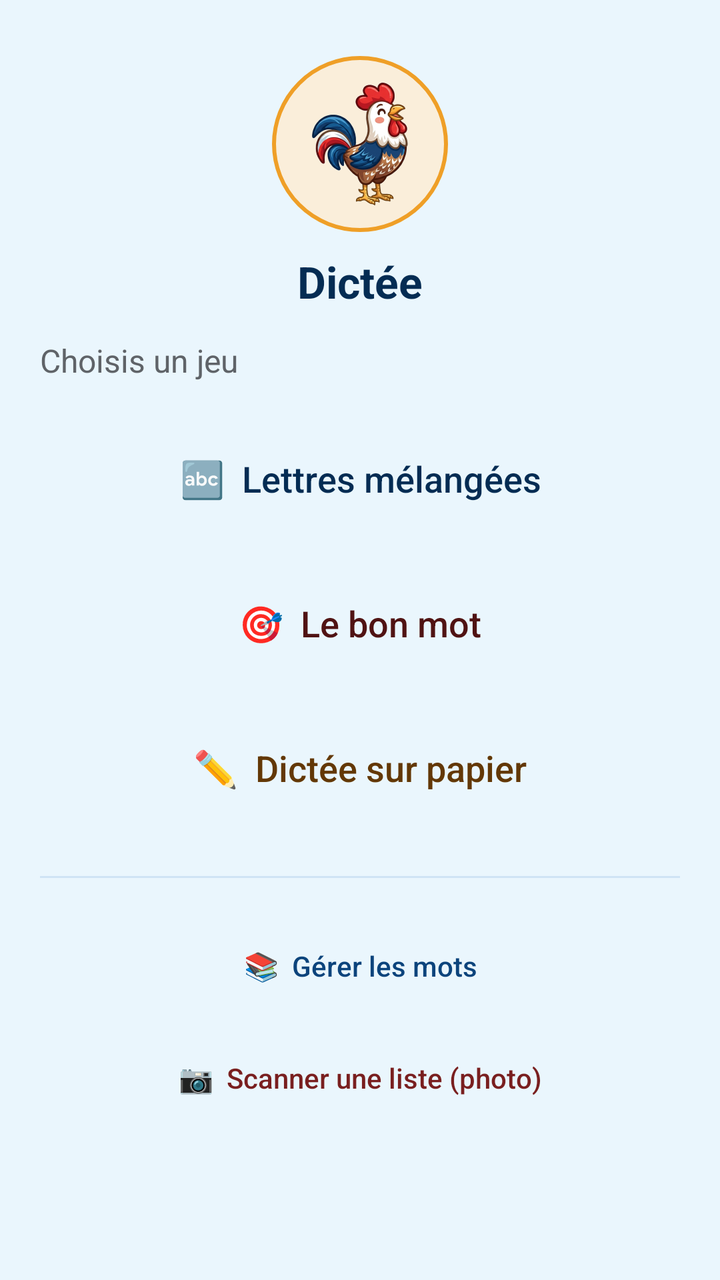
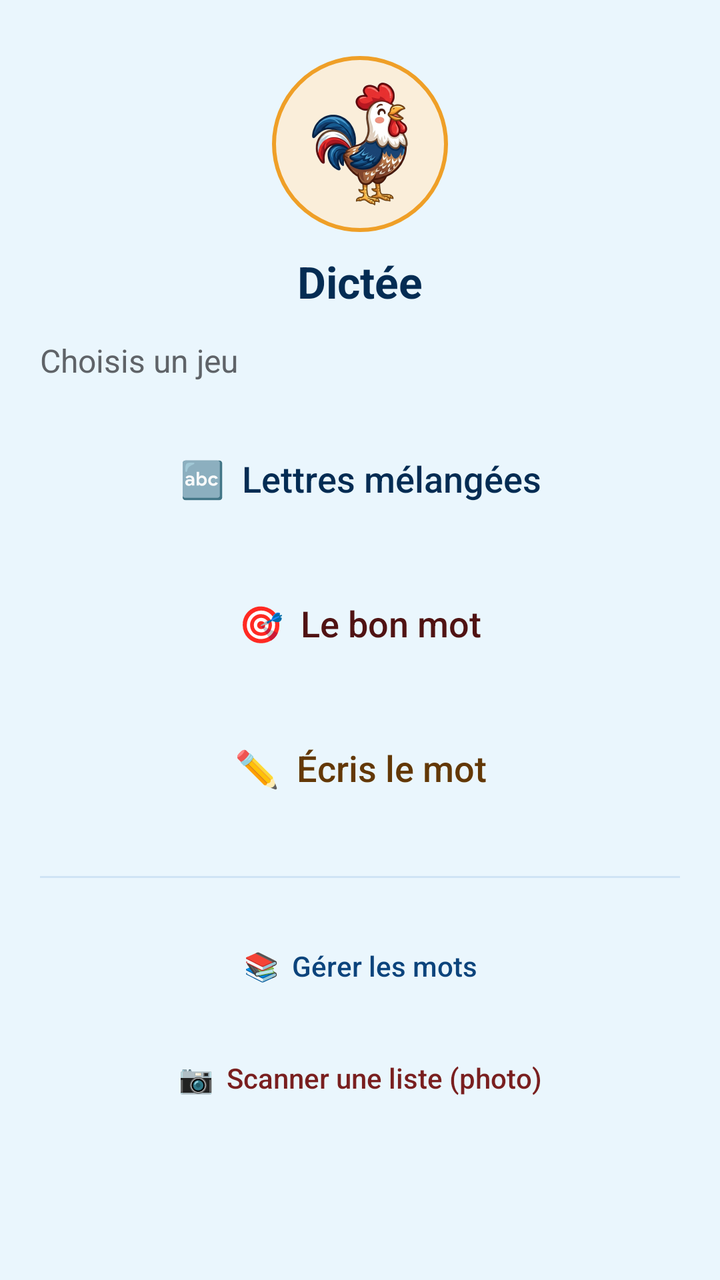

Two renders of the same Android screen: before a commit and after it. Below are the layout's source before the change and the commit's diff.
<!-- AndroidManifest.xml: application theme Theme.FrenchSpelling -->
<!-- res/layout/activity_home.xml -->
<?xml version="1.0" encoding="utf-8"?>
<ScrollView xmlns:android="http://schemas.android.com/apk/res/android"
    xmlns:app="http://schemas.android.com/apk/res-auto"
    android:layout_width="match_parent"
    android:layout_height="match_parent"
    android:fillViewport="true">

    <LinearLayout
        android:layout_width="match_parent"
        android:layout_height="wrap_content"
        android:orientation="vertical"
        android:gravity="center_horizontal"
        android:padding="20dp">

        <FrameLayout
            android:layout_width="88dp"
            android:layout_height="88dp"
            android:layout_marginTop="8dp"
            android:background="@drawable/mascot_ring">

            <ImageView
                android:layout_width="64dp"
                android:layout_height="64dp"
                android:layout_gravity="center"
                android:contentDescription="Mascotte : le coq"
                android:src="@drawable/mascot_rooster" />
        </FrameLayout>

        <TextView
            android:layout_width="wrap_content"
            android:layout_height="wrap_content"
            android:paddingTop="10dp"
            android:paddingBottom="2dp"
            android:text="Dictée"
            android:textColor="@color/navy"
            android:textSize="22sp"
            android:textStyle="bold" />

        <TextView
            android:layout_width="match_parent"
            android:layout_height="wrap_content"
            android:paddingTop="12dp"
            android:paddingBottom="4dp"
            android:text="Choisis un jeu"
            android:textColor="@color/ink_soft"
            android:textSize="16sp" />

        <Button
            android:id="@+id/scrambleBtn"
            style="@style/Widget.Dictee.Button.Blue"
            android:layout_width="match_parent"
            android:layout_height="wrap_content"
            android:layout_marginTop="14dp"
            android:paddingTop="18dp"
            android:paddingBottom="18dp"
            android:text="🔤  Lettres mélangées"
            android:textSize="18sp" />

        <Button
            android:id="@+id/choiceBtn"
            style="@style/Widget.Dictee.Button.Red"
            android:layout_width="match_parent"
            android:layout_height="wrap_content"
            android:layout_marginTop="12dp"
            android:paddingTop="18dp"
            android:paddingBottom="18dp"
            android:text="🎯  Le bon mot"
            android:textSize="18sp" />

        <Button
            android:id="@+id/dictationBtn"
            style="@style/Widget.Dictee.Button.Gold"
            android:layout_width="match_parent"
            android:layout_height="wrap_content"
            android:layout_marginTop="12dp"
            android:paddingTop="18dp"
            android:paddingBottom="18dp"
            android:text="✏️  Dictée sur papier"
            android:textSize="18sp" />

        <View
            android:layout_width="match_parent"
            android:layout_height="1dp"
            android:layout_marginTop="24dp"
            android:layout_marginBottom="16dp"
            android:background="@color/divider" />

        <Button
            android:id="@+id/wordsBtn"
            style="@style/Widget.Dictee.Button.BluePale"
            android:layout_width="match_parent"
            android:layout_height="wrap_content"
            android:layout_marginTop="4dp"
            android:text="📚  Gérer les mots" />

        <Button
            android:id="@+id/scanBtn"
            style="@style/Widget.Dictee.Button.RedPale"
            android:layout_width="match_parent"
            android:layout_height="wrap_content"
            android:layout_marginTop="8dp"
            android:text="📷  Scanner une liste (photo)" />

        <TextView
            android:id="@+id/countView"
            android:layout_width="match_parent"
            android:layout_height="wrap_content"
            android:paddingTop="16dp"
            android:gravity="center"
            android:text=""
            android:textColor="@color/ink_soft"
            android:textSize="14sp" />
    </LinearLayout>
</ScrollView>
<!-- resources referenced by this layout -->
<resources>
  <color name="divider">#CFE3F5</color>
  <color name="ink_soft">#5F6368</color>
  <color name="navy">#042C53</color>
  <!-- drawable mascot_ring (drawable) -->
  <shape xmlns:android="http://schemas.android.com/apk/res/android" android:shape="oval">
      <solid android:color="@color/mascot_ring_bg" />
      <stroke android:width="2dp" android:color="@color/mascot_ring_stroke" />
  </shape>
  <style name="Widget.Dictee.Button.Blue">
          <item name="backgroundTint">@color/tri_blue</item>
          <item name="android:textColor">@color/tri_blue_on</item>
      </style>
  <style name="Widget.Dictee.Button.BluePale" parent="Widget.Dictee.Button.Pale">
          <item name="backgroundTint">@color/tri_blue_pale</item>
          <item name="android:textColor">@color/tri_blue_pale_on</item>
          <item name="strokeColor">@color/tri_blue_pale_stroke</item>
          <item name="rippleColor">#220C447C</item>
      </style>
  <style name="Widget.Dictee.Button.Gold">
          <item name="backgroundTint">@color/tri_gold</item>
          <item name="android:textColor">@color/tri_gold_on</item>
          <item name="rippleColor">#33633806</item>
      </style>
  <style name="Widget.Dictee.Button.Red">
          <item name="backgroundTint">@color/tri_red</item>
          <item name="android:textColor">@color/tri_red_on</item>
          <item name="rippleColor">#33501313</item>
      </style>
  <style name="Widget.Dictee.Button.RedPale" parent="Widget.Dictee.Button.Pale">
          <item name="backgroundTint">@color/tri_red_pale</item>
          <item name="android:textColor">@color/tri_red_pale_on</item>
          <item name="strokeColor">@color/tri_red_pale_stroke</item>
          <item name="rippleColor">#22791F1F</item>
      </style>
  <style name="Theme.FrenchSpelling" parent="Theme.MaterialComponents.Light.DarkActionBar">
          <item name="colorPrimary">@color/blue</item>
          <item name="colorPrimaryDark">@color/blue_dark</item>
          <item name="colorOnPrimary">@color/white</item>
          <item name="colorSecondary">@color/blue</item>
          <item name="colorOnSecondary">@color/white</item>
          <item name="android:windowBackground">@color/bg_app</item>
          <item name="android:textColorPrimary">@color/ink</item>
          <item name="android:textColorSecondary">@color/ink_soft</item>
          <item name="android:forceDarkAllowed" tools:targetApi="q">false</item>
  
          
          <item name="materialButtonStyle">@style/Widget.Dictee.Button</item>
      </style>
  <color name="mascot_ring_bg">#FAEEDA</color>
  <color name="mascot_ring_stroke">#EF9F27</color>
  <color name="tri_blue">#B5D4F4</color>
  <color name="tri_blue_on">#042C53</color>
  <style name="Widget.Dictee.Button.Pale" parent="Widget.MaterialComponents.Button.OutlinedButton">
          <item name="cornerRadius">16dp</item>
          <item name="android:textAllCaps">false</item>
          <item name="android:letterSpacing">0</item>
          <item name="strokeWidth">1dp</item>
          <item name="android:minHeight">48dp</item>
          <item name="android:minWidth">0dp</item>
          <item name="android:gravity">center</item>
          <item name="android:maxLines">2</item>
          <item name="android:insetTop">0dp</item>
          <item name="android:insetBottom">0dp</item>
      </style>
  <color name="tri_blue_pale">#E6F1FB</color>
  <color name="tri_blue_pale_on">#0C447C</color>
  <color name="tri_blue_pale_stroke">#85B7EB</color>
  <color name="tri_gold">#FAC775</color>
  <color name="tri_gold_on">#633806</color>
  <color name="tri_red">#F7C1C1</color>
  <color name="tri_red_on">#501313</color>
  <color name="tri_red_pale">#FCEBEB</color>
  <color name="tri_red_pale_on">#791F1F</color>
  <color name="tri_red_pale_stroke">#F09595</color>
  <color name="blue">#1565C0</color>
  <color name="blue_dark">#0D47A1</color>
  <color name="white">#FFFFFF</color>
  <color name="bg_app">#EAF6FD</color>
  <color name="ink">#1A1A1A</color>
</resources>

<!-- the commit's change to res/layout/activity_home.xml (unified diff, before → after) -->
@@ -75,8 +75,20 @@
             android:layout_marginTop="12dp"
             android:paddingTop="18dp"
             android:paddingBottom="18dp"
-            android:text="✏️  Dictée sur papier"
+            android:text="✏️  Écris le mot"
             android:textSize="18sp" />
+
+        <Button
+            android:id="@+id/reviewBtn"
+            style="@style/Widget.Dictee.Button.BluePale"
+            android:layout_width="match_parent"
+            android:layout_height="wrap_content"
+            android:layout_marginTop="14dp"
+            android:paddingTop="16dp"
+            android:paddingBottom="16dp"
+            android:text="🔁  Mots à revoir"
+            android:textSize="17sp"
+            android:visibility="gone" />
 
         <View
             android:layout_width="match_parent"
